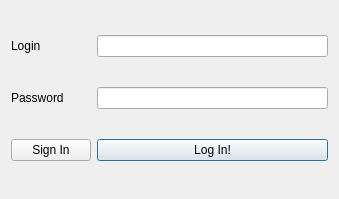
cpp-park-vk-education/2023_1_StreamTeam, file client/src/app/authwindow.ui: the form before one commit.
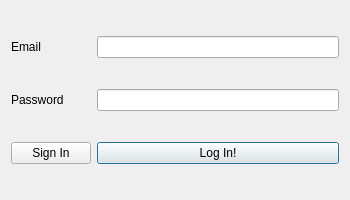
The form after the commit.

```diff
--- a/client/src/app/authwindow.ui
+++ b/client/src/app/authwindow.ui
@@ -6,14 +6,20 @@
    <rect>
     <x>0</x>
     <y>0</y>
-    <width>339</width>
-    <height>199</height>
+    <width>350</width>
+    <height>200</height>
    </rect>
   </property>
+  <property name="sizePolicy">
+   <sizepolicy hsizetype="Fixed" vsizetype="Fixed">
+    <horstretch>0</horstretch>
+    <verstretch>0</verstretch>
+   </sizepolicy>
+  </property>
   <property name="maximumSize">
    <size>
-    <width>339</width>
-    <height>199</height>
+    <width>350</width>
+    <height>200</height>
    </size>
   </property>
   <property name="windowTitle">
@@ -23,7 +29,7 @@
    <item row="0" column="0">
     <widget class="QLabel" name="label">
      <property name="text">
-      <string>Login</string>
+      <string>Email</string>
      </property>
     </widget>
    </item>
```
